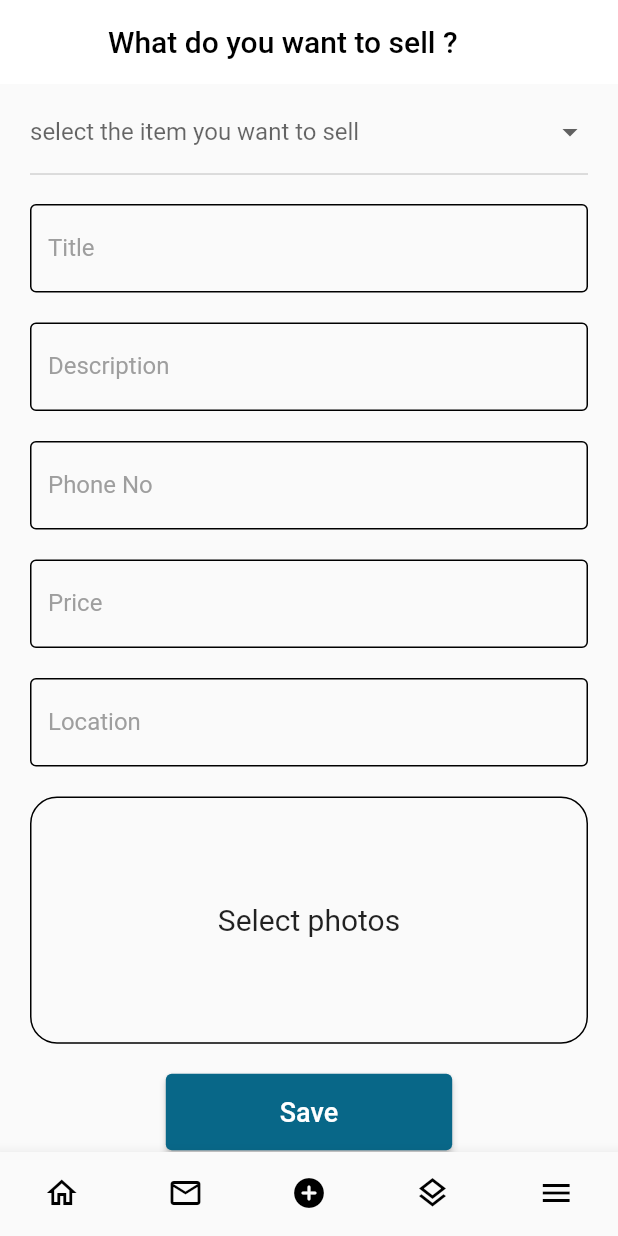
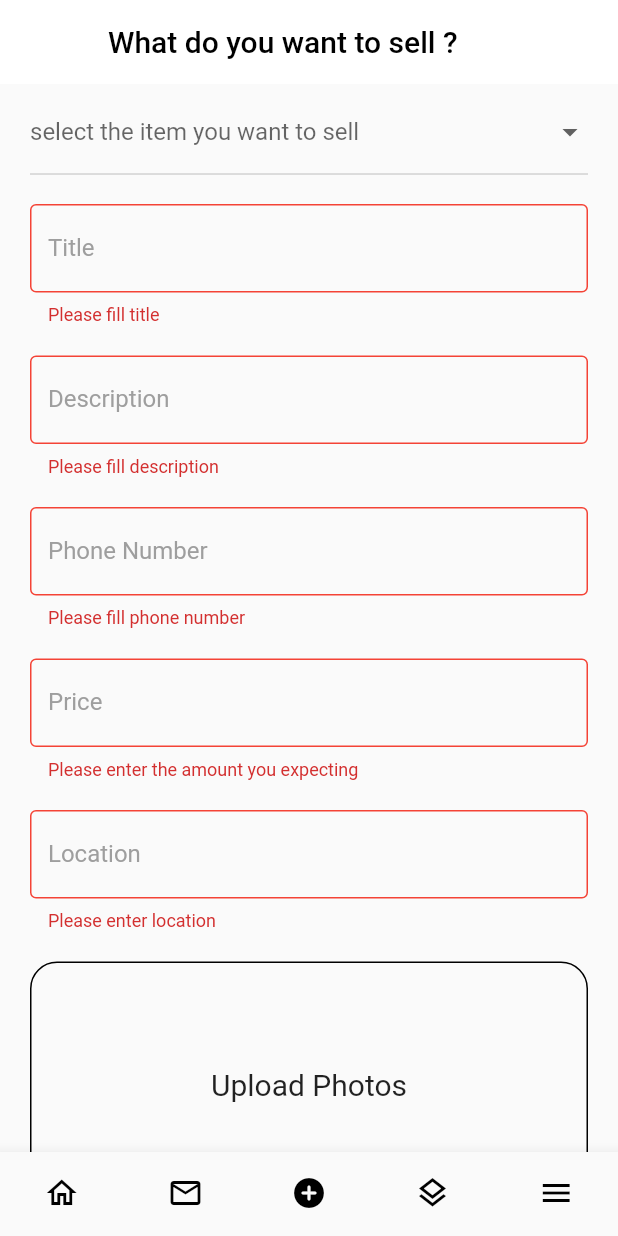
Before and after one commit to vishnu303/Plot, a Flutter app: the MobileLayout screen opened directly, item 3 of the bottom bar chosen, after a tap on "Save", on a phone screen of 412 x 824 dp. Run offline on Flutter 3.47's test engine with Material 2 defaults, Android fonts, the light colour scheme and no system bars; our stand-ins replace cached_network_image, cloud_firestore, equatable, firebase_auth, firebase_core, firebase_storage and 6 more; accounts and stored records are empty; network calls fail.

Commit message:
some fixes

```diff
--- a/lib/bloc/auth_bloc/auth_bloc.dart
+++ b/lib/bloc/auth_bloc/auth_bloc.dart
@@ -75,7 +75,7 @@ class AuthBloc extends Bloc<AuthEvent, AuthState> {
       } on FirebaseAuthException catch (e) {
         String error = '';
         emit(const UnAuthenticated());
-        print(e.code);
+        debugPrint(e.code);
 
         switch (e.code) {
           case "ERROR_EMAIL_ALREADY_IN_USE":
--- a/lib/firebase_repo/auth_repo.dart
+++ b/lib/firebase_repo/auth_repo.dart
@@ -2,6 +2,7 @@ import 'dart:io';
 
 import 'package:cloud_firestore/cloud_firestore.dart';
 import 'package:firebase_auth/firebase_auth.dart';
+import 'package:flutter/foundation.dart';
 
 import 'package:plot/firebase_repo/storage_repo.dart';
 
@@ -40,7 +41,7 @@ class AuthRepository {
             .set(userData.toMap());
       }
     } on FirebaseAuthException catch (e) {
-      print('from repo !!!!!!!!!!!1 ${e.code}');
+      debugPrint('from repo !!!!!!!!!!!1 ${e.code}');
       rethrow;
     }
   }
--- a/lib/firebase_repo/post_repo.dart
+++ b/lib/firebase_repo/post_repo.dart
@@ -65,16 +65,15 @@ class PostRepository {
 
       return data;
     } on FirebaseException catch (e) {
-      print(e.code);
+      debugPrint(e.code);
       throw Exception(e.message);
     } catch (e) {
-      if (kDebugMode) {
-        print(e.toString());
-      }
+      debugPrint(e.toString());
       throw Exception(e.toString());
     }
   }
 
+//get category from firebase
   Future<List<Post>> getCategoryItem({required String categoryQuery}) async {
     try {
       QuerySnapshot posts = await _firestore
@@ -87,10 +86,10 @@ class PostRepository {
 
       return data;
     } on FirebaseException catch (e) {
-      print(e.code);
+      debugPrint(e.code);
       throw Exception(e.message);
     } catch (e) {
-      print(e.toString());
+      debugPrint(e.toString());
       throw Exception(e.toString());
     }
   }
--- a/lib/main.dart
+++ b/lib/main.dart
@@ -47,6 +47,8 @@ class MyApp extends StatelessWidget {
           title: 'Plot',
           theme: ThemeData(
             primaryColor: const Color(0xff086788),
+            colorScheme: ColorScheme.fromSwatch()
+                .copyWith(secondary: const Color(0xffD3D3D3)),
           ),
           home: StreamBuilder(
             stream: FirebaseAuth.instance.userChanges(),
--- a/lib/screens/add_post_screen.dart
+++ b/lib/screens/add_post_screen.dart
@@ -88,6 +88,12 @@ class _AddPostScreenState extends State<AddPostScreen> {
                   controller: _titleController,
                   label: 'Title',
                   textInputAction: TextInputAction.next,
+                  validate: (value) {
+                    if (value.isEmpty) {
+                      return 'Please fill title';
+                    }
+                    return null;
+                  },
                 ),
                 const SizedBox(height: 20),
                 TextFormField(
@@ -110,13 +116,25 @@ class _AddPostScreenState extends State<AddPostScreen> {
                     labelText: 'Description',
                     labelStyle: TextStyle(color: Colors.grey),
                   ),
+                  validator: (value) {
+                    if (value!.isEmpty) {
+                      return 'Please fill description';
+                    }
+                    return null;
+                  },
                 ),
                 const SizedBox(height: 20),
                 customTextForm(
                   controller: _phoneNoController,
                   keybordType: TextInputType.phone,
-                  label: 'Phone No',
+                  label: 'Phone Number',
                   textInputAction: TextInputAction.next,
+                  validate: (value) {
+                    if (value.isEmpty) {
+                      return 'Please fill phone number ';
+                    }
+                    return null;
+                  },
                 ),
                 const SizedBox(height: 20),
                 customTextForm(
@@ -124,6 +142,12 @@ class _AddPostScreenState extends State<AddPostScreen> {
                   keybordType: TextInputType.number,
                   label: 'Price',
                   textInputAction: TextInputAction.next,
+                  validate: (value) {
+                    if (value.isEmpty) {
+                      return 'Please enter the amount you expecting';
+                    }
+                    return null;
+                  },
                 ),
                 const SizedBox(height: 20),
                 customTextForm(
@@ -131,6 +155,12 @@ class _AddPostScreenState extends State<AddPostScreen> {
                   keybordType: TextInputType.text,
                   label: 'Location',
                   textInputAction: TextInputAction.done,
+                  validate: (value) {
+                    if (value.isEmpty) {
+                      return 'Please enter location';
+                    }
+                    return null;
+                  },
                 ),
                 const SizedBox(height: 20),
                 InkWell(
@@ -147,7 +177,7 @@ class _AddPostScreenState extends State<AddPostScreen> {
                     child: imageFileList.isEmpty
                         ? const Center(
                             child: Text(
-                            'Select photos',
+                            'Upload Photos',
                             style: TextStyle(fontSize: 20),
                           ))
                         : ClipRRect(
@@ -192,12 +222,16 @@ class _AddPostScreenState extends State<AddPostScreen> {
                           await getUsername();
                           debugPrint(categoryItem);
                           if (!mounted) return;
+                          if (_formKey.currentState!.validate()) {
+                            if (imageFileList.isNotEmpty) {
+                              if (categoryItem.isNotEmpty) {
                                 context.read<PostBloc>().add(
                                       UploadPostRequest(
                                         username: _userData!.username,
                                         userAvatarUrl: _userData!.photoUrl,
                                         title: _titleController.text,
-                                  description: _descriptionController.text,
+                                        description:
+                                            _descriptionController.text,
                                         location: _locationController.text,
                                         phoneNo: _phoneNoController.text,
                                         price: int.parse(_priceController.text),
@@ -205,6 +239,23 @@ class _AddPostScreenState extends State<AddPostScreen> {
                                         itemCategory: categoryItem,
                                       ),
                                     );
+                              } else {
+                                ScaffoldMessenger.of(context).showSnackBar(
+                                    SnackBar(
+                                        backgroundColor:
+                                            Theme.of(context).primaryColor,
+                                        content: const Text(
+                                            'Select the item you want to sell')));
+                              }
+                            } else {
+                              ScaffoldMessenger.of(context).showSnackBar(
+                                  SnackBar(
+                                      backgroundColor:
+                                          Theme.of(context).primaryColor,
+                                      content: const Text(
+                                          'Select images you want to upload')));
+                            }
+                          }
                         },
                         child: const Padding(
                             padding: EdgeInsets.symmetric(
--- a/lib/screens/category_list_screen.dart
+++ b/lib/screens/category_list_screen.dart
@@ -1,4 +1,3 @@
-import 'package:flutter/cupertino.dart';
 import 'package:flutter/material.dart';
 import 'package:flutter_bloc/flutter_bloc.dart';
 import 'package:plot/bloc/category_bloc/category_bloc.dart';
--- a/lib/screens/category_result_screen.dart
+++ b/lib/screens/category_result_screen.dart
@@ -1,5 +1,5 @@
 import 'package:flutter/material.dart';
-import 'package:flutter/widgets.dart';
+
 import 'package:flutter_bloc/flutter_bloc.dart';
 import 'package:plot/widgets/post_grid.dart';
 
--- a/lib/screens/home_screen.dart
+++ b/lib/screens/home_screen.dart
@@ -33,8 +33,11 @@ class _HomeScreenState extends State<HomeScreen> {
               if (state is PostLoaded) {
                 return PostGrid(post: state.post);
               } else if (state is PostLoading) {
-                return const Center(
-                  child: CircularProgressIndicator.adaptive(),
+                return Center(
+                  child: LinearProgressIndicator(
+                    color: Theme.of(context).colorScheme.secondary,
+                    backgroundColor: Theme.of(context).primaryColor,
+                  ),
                 );
               } else {
                 return Container(
--- a/lib/widgets/custom_appbar.dart
+++ b/lib/widgets/custom_appbar.dart
@@ -7,9 +7,21 @@ class CustomAppbar extends StatelessWidget {
   Widget build(BuildContext context) {
     return SliverAppBar(
       backgroundColor: Colors.white,
-      title: const Text(
-        'Explore',
-        style: TextStyle(fontSize: 30, color: Colors.black),
+      title: Row(
+        children: [
+          const Text(
+            'Explore',
+            style: TextStyle(fontSize: 30, color: Colors.black),
+          ),
+          const Spacer(),
+          IconButton(
+              onPressed: () {},
+              icon: const Icon(
+                Icons.notifications,
+                color: Colors.black,
+                size: 25,
+              ))
+        ],
       ),
       snap: false,
       pinned: true,
```
Also changed, not shown: lib/screens/post_details_screen.dart (+11 -4 lines), lib/screens/signin_screen.dart (+0 -7 lines), lib/screens/signup_screen.dart (+0 -14 lines), lib/widgets/post_card.dart (+33 -6 lines). Lines whose indentation alone changed are shown as unchanged.
